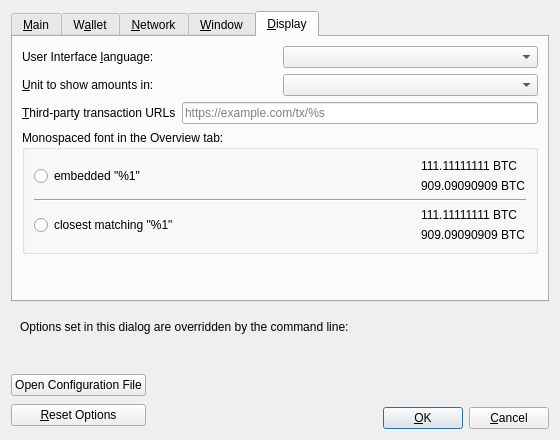
Qt form src/qt/forms/optionsdialog.ui (bitcoinknots/bitcoin) before a commit.
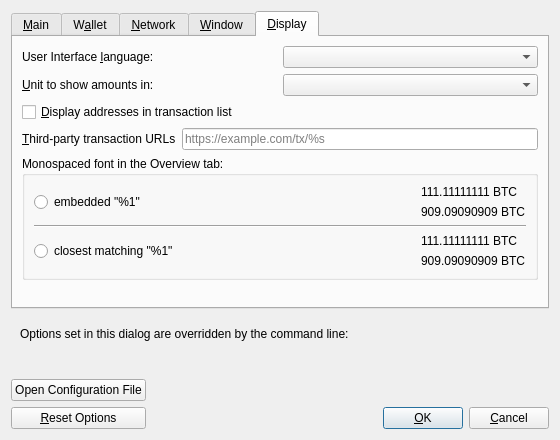
The same form after that commit. The open tabs and pages were chosen to show the change. Custom widgets are drawn as their Qt base class.

Commit message:
Restore ability to display addresses in GUI
This reverts commit 35b816377f1967df30d60ef852321ec14e61fd85.

What changed in the file:
```diff
--- a/src/qt/forms/optionsdialog.ui
+++ b/src/qt/forms/optionsdialog.ui
@@ -744,6 +744,16 @@
          </item>
         </layout>
        </item>
+       <item>
+        <widget class="QCheckBox" name="displayAddresses">
+         <property name="toolTip">
+          <string>Whether to show Bitcoin addresses in the transaction list or not.</string>
+         </property>
+         <property name="text">
+          <string>&amp;Display addresses in transaction list</string>
+         </property>
+        </widget>
+       </item>
        <item>
         <layout class="QHBoxLayout" name="horizontalLayout_3_Display">
          <item>
```
Left out of the diff: 8 changed lines with no effect on the pictures. The commit also changes 4 other files.
